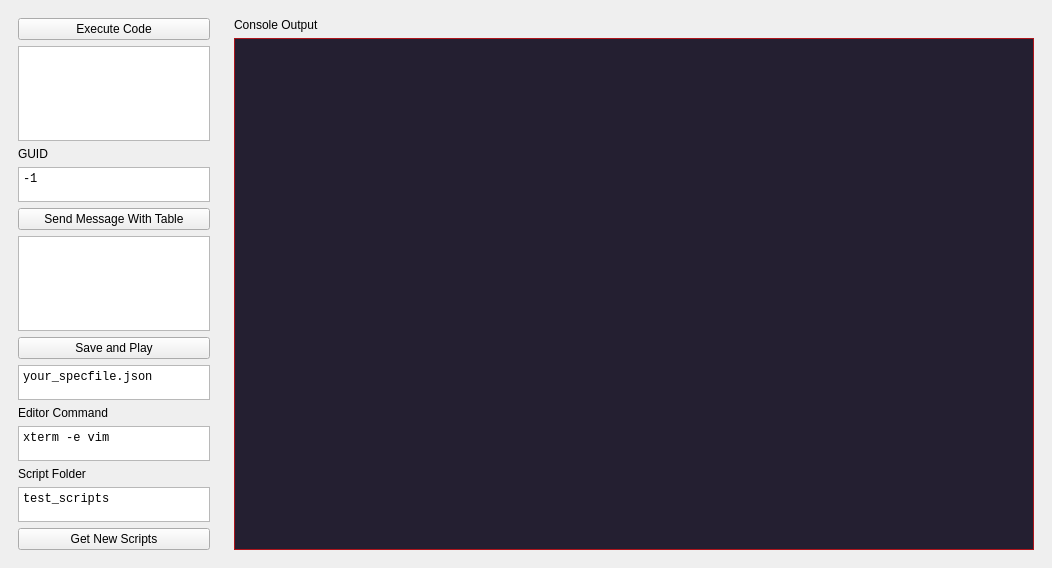
First picture: the form in qt_layouts/gui.ui, repository helpvisa/tts-devtools-py, before the edit.
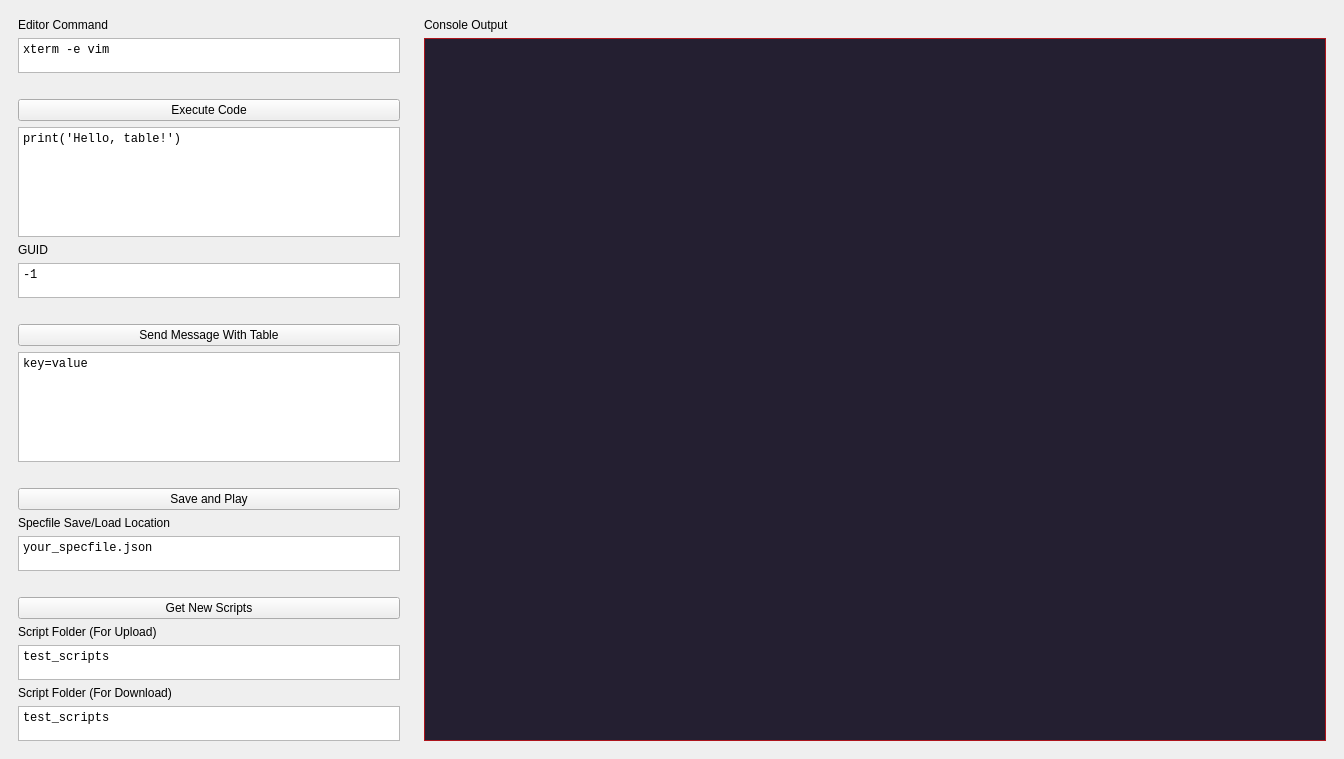
Second picture: the form after the edit.

Commit message: fixed accumulation of incorrect files when sending scripts; adding saving for text entry boxes; added separate boxes for uploading and downloading scripts to and from tts

What changed in the file:
```diff
--- a/qt_layouts/gui.ui
+++ b/qt_layouts/gui.ui
@@ -6,8 +6,8 @@
    <rect>
     <x>0</x>
     <y>0</y>
-    <width>1052</width>
-    <height>568</height>
+    <width>1344</width>
+    <height>759</height>
    </rect>
   </property>
   <property name="sizePolicy">
@@ -36,7 +36,68 @@
         </property>
         <layout class="QVBoxLayout" name="left_split">
          <item>
-          <layout class="QVBoxLayout" name="exec_code_layout">
+          <widget class="QLabel" name="editor_command_label">
+           <property name="sizePolicy">
+            <sizepolicy hsizetype="Expanding" vsizetype="Preferred">
+             <horstretch>0</horstretch>
+             <verstretch>0</verstretch>
+            </sizepolicy>
+           </property>
+           <property name="maximumSize">
+            <size>
+             <width>16777215</width>
+             <height>16777215</height>
+            </size>
+           </property>
+           <property name="text">
+            <string>Editor Command</string>
+           </property>
+          </widget>
+         </item>
+         <item>
+          <widget class="QPlainTextEdit" name="editor_command_entry">
+           <property name="sizePolicy">
+            <sizepolicy hsizetype="Expanding" vsizetype="Maximum">
+             <horstretch>0</horstretch>
+             <verstretch>0</verstretch>
+            </sizepolicy>
+           </property>
+           <property name="maximumSize">
+            <size>
+             <width>16777215</width>
+             <height>35</height>
+            </size>
+           </property>
+           <property name="font">
+            <font>
+             <family>Monospace</family>
+             <pointsize>9</pointsize>
+            </font>
+           </property>
+           <property name="plainText">
+            <string>xterm -e vim</string>
+           </property>
+           <property name="placeholderText">
+            <string/>
+           </property>
+          </widget>
+         </item>
+         <item>
+          <spacer name="verticalSpacer">
+           <property name="orientation">
+            <enum>Qt::Orientation::Vertical</enum>
+           </property>
+           <property name="sizeType">
+            <enum>QSizePolicy::Policy::MinimumExpanding</enum>
+           </property>
+           <property name="sizeHint" stdset="0">
+            <size>
+             <width>10</width>
+             <height>20</height>
+            </size>
+           </property>
+          </spacer>
+         </item>
            <item>
             <widget class="QPushButton" name="exec_code_button">
              <property name="sizePolicy">
@@ -57,7 +118,7 @@
             </widget>
            </item>
            <item>
-            <widget class="QTextEdit" name="exec_code_entry">
+          <widget class="QPlainTextEdit" name="exec_code_entry">
              <property name="sizePolicy">
               <sizepolicy hsizetype="Expanding" vsizetype="Expanding">
                <horstretch>0</horstretch>
@@ -79,17 +140,10 @@
              <property name="frameShadow">
               <enum>QFrame::Shadow::Sunken</enum>
              </property>
-             <property name="markdown">
-              <string>`print('hello, table!')`
-
-</string>
-             </property>
-             <property name="placeholderText">
-              <string/>
-             </property>
-            </widget>
-           </item>
-          </layout>
+           <property name="plainText">
+            <string>print('Hello, table!')</string>
+           </property>
+          </widget>
          </item>
          <item>
           <widget class="QLabel" name="guid_label">
@@ -124,7 +178,21 @@
           </widget>
          </item>
          <item>
-          <layout class="QVBoxLayout" name="send_message_layout">
+          <spacer name="verticalSpacer_2">
+           <property name="orientation">
+            <enum>Qt::Orientation::Vertical</enum>
+           </property>
+           <property name="sizeType">
+            <enum>QSizePolicy::Policy::MinimumExpanding</enum>
+           </property>
+           <property name="sizeHint" stdset="0">
+            <size>
+             <width>10</width>
+             <height>20</height>
+            </size>
+           </property>
+          </spacer>
+         </item>
            <item>
             <widget class="QPushButton" name="send_message_button">
              <property name="sizePolicy">
@@ -145,7 +213,7 @@
             </widget>
            </item>
            <item>
-            <widget class="QTextEdit" name="send_message_entry">
+          <widget class="QPlainTextEdit" name="send_message_entry">
              <property name="sizePolicy">
               <sizepolicy hsizetype="Expanding" vsizetype="Expanding">
                <horstretch>0</horstretch>
@@ -164,16 +232,27 @@
                <pointsize>9</pointsize>
               </font>
              </property>
-             <property name="markdown">
-              <string>`key=value`
-
-</string>
-             </property>
-             <property name="placeholderText">
-              <string/>
+           <property name="plainText">
+            <string>key=value</string>
              </property>
             </widget>
            </item>
+         <item>
+          <spacer name="verticalSpacer_4">
+           <property name="orientation">
+            <enum>Qt::Orientation::Vertical</enum>
+           </property>
+           <property name="sizeType">
+            <enum>QSizePolicy::Policy::MinimumExpanding</enum>
+           </property>
+           <property name="sizeHint" stdset="0">
+            <size>
+             <width>10</width>
+             <height>20</height>
+            </size>
+           </property>
+          </spacer>
+         </item>
            <item>
             <widget class="QPushButton" name="save_and_play_button">
              <property name="sizePolicy">
@@ -193,6 +272,13 @@
              </property>
             </widget>
            </item>
+         <item>
+          <widget class="QLabel" name="spec_file_label">
+           <property name="text">
+            <string>Specfile Save/Load Location</string>
+           </property>
+          </widget>
+         </item>
            <item>
             <widget class="QPlainTextEdit" name="spec_file_entry">
              <property name="sizePolicy">
@@ -221,90 +307,21 @@
              </property>
             </widget>
            </item>
-          </layout>
-         </item>
          <item>
-          <layout class="QVBoxLayout" name="editor_command_layout">
-           <item>
-            <widget class="QLabel" name="editor_command_label">
-             <property name="sizePolicy">
-              <sizepolicy hsizetype="Expanding" vsizetype="Preferred">
-               <horstretch>0</horstretch>
-               <verstretch>0</verstretch>
-              </sizepolicy>
-             </property>
-             <property name="maximumSize">
-              <size>
-               <width>16777215</width>
-               <height>16777215</height>
-              </size>
-             </property>
-             <property name="text">
-              <string>Editor Command</string>
-             </property>
-            </widget>
-           </item>
-           <item>
-            <widget class="QPlainTextEdit" name="editor_command_entry">
-             <property name="sizePolicy">
-              <sizepolicy hsizetype="Expanding" vsizetype="Maximum">
-               <horstretch>0</horstretch>
-               <verstretch>0</verstretch>
-              </sizepolicy>
-             </property>
-             <property name="maximumSize">
+          <spacer name="verticalSpacer_3">
+           <property name="orientation">
+            <enum>Qt::Orientation::Vertical</enum>
+           </property>
+           <property name="sizeType">
+            <enum>QSizePolicy::Policy::MinimumExpanding</enum>
+           </property>
+           <property name="sizeHint" stdset="0">
               <size>
-               <width>16777215</width>
-               <height>35</height>
-              </size>
-             </property>
-             <property name="font">
-              <font>
-               <family>Monospace</family>
-               <pointsize>9</pointsize>
-              </font>
-             </property>
-             <property name="plainText">
-              <string>xterm -e vim</string>
-             </property>
-             <property name="placeholderText">
-              <string/>
-             </property>
-            </widget>
-           </item>
-          </layout>
-         </item>
-         <item>
-          <widget class="QLabel" name="script_folder_label">
-           <property name="text">
-            <string>Script Folder</string>
-           </property>
-          </widget>
-         </item>
-         <item>
-          <widget class="QPlainTextEdit" name="script_folder_entry">
-           <property name="sizePolicy">
-            <sizepolicy hsizetype="Expanding" vsizetype="Maximum">
-             <horstretch>0</horstretch>
-             <verstretch>0</verstretch>
-            </sizepolicy>
-           </property>
-           <property name="maximumSize">
-            <size>
-             <width>16777215</width>
-             <height>35</height>
-            </size>
-           </property>
-           <property name="font">
-            <font>
-             <family>Monospace</family>
-             <pointsize>9</pointsize>
-            </font>
-           </property>
-           <property name="plainText">
-            <string>test_scripts</string>
-           </property>
-          </widget>
+             <width>10</width>
+             <height>20</height>
+            </size>
+           </property>
+          </spacer>
          </item>
          <item>
           <widget class="QPushButton" name="get_scripts_button">
@@ -325,6 +342,70 @@
            </property>
           </widget>
          </item>
+         <item>
+          <widget class="QLabel" name="script_upload_folder_label">
+           <property name="text">
+            <string>Script Folder (For Upload)</string>
+           </property>
+          </widget>
+         </item>
+         <item>
+          <widget class="QPlainTextEdit" name="script_upload_folder_entry">
+           <property name="sizePolicy">
+            <sizepolicy hsizetype="Expanding" vsizetype="Maximum">
+             <horstretch>0</horstretch>
+             <verstretch>0</verstretch>
+            </sizepolicy>
+           </property>
+           <property name="maximumSize">
+            <size>
+             <width>16777215</width>
+             <height>35</height>
+            </size>
+           </property>
+           <property name="font">
+            <font>
+             <family>Monospace</family>
+             <pointsize>9</pointsize>
+            </font>
+           </property>
+           <property name="plainText">
+            <string>test_scripts</string>
+           </property>
+          </widget>
+         </item>
+         <item>
+          <widget class="QLabel" name="script_download_folder_label">
+           <property name="text">
+            <string>Script Folder (For Download)</string>
+           </property>
+          </widget>
+         </item>
+         <item>
+          <widget class="QPlainTextEdit" name="script_download_folder_entry">
+           <property name="sizePolicy">
+            <sizepolicy hsizetype="Expanding" vsizetype="Maximum">
+             <horstretch>0</horstretch>
+             <verstretch>0</verstretch>
+            </sizepolicy>
+           </property>
+           <property name="maximumSize">
+            <size>
+             <width>16777215</width>
+             <height>35</height>
+            </size>
+           </property>
+           <property name="font">
+            <font>
+             <family>Monospace</family>
+             <pointsize>9</pointsize>
+            </font>
+           </property>
+           <property name="plainText">
+            <string>test_scripts</string>
+           </property>
+          </widget>
+         </item>
         </layout>
        </widget>
       </item>
@@ -345,7 +426,7 @@
            </property>
            <property name="minimumSize">
             <size>
-             <width>800</width>
+             <width>400</width>
              <height>0</height>
             </size>
            </property>
```
Left out of the diff: 2 changed lines with no effect on the pictures. Lines whose indentation alone changed are shown as unchanged. The commit also changes 4 other files.
